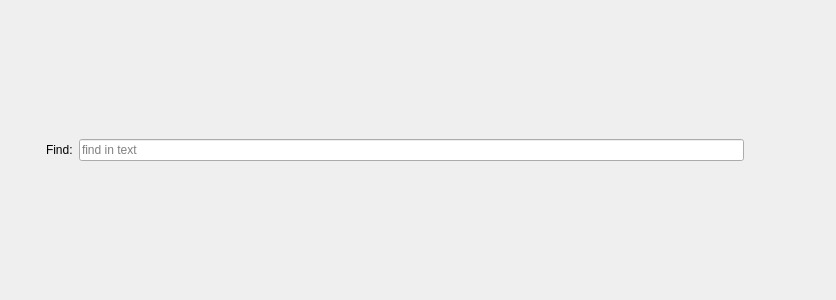
This is qtexteditsearchwidget.ui in pbek/qmarkdowntextedit as Qt 5 draws it before an edit. The edited form follows.
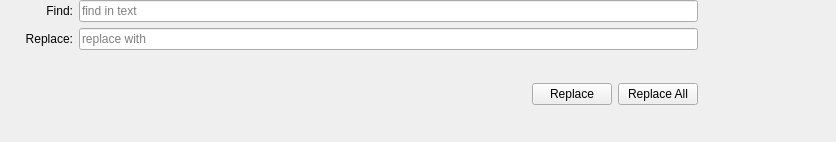
This is the edited form. Icons and pictures are not drawn.

Diff of the .ui file:
```diff
--- a/qtexteditsearchwidget.ui
+++ b/qtexteditsearchwidget.ui
@@ -7,7 +7,7 @@
     <x>0</x>
     <y>0</y>
     <width>836</width>
-    <height>300</height>
+    <height>142</height>
    </rect>
   </property>
   <property name="windowTitle">
@@ -29,11 +29,34 @@
    <property name="bottomMargin">
     <number>0</number>
    </property>
+   <item row="0" column="6">
+    <widget class="QPushButton" name="replaceToggleButton">
+     <property name="toolTip">
+      <string>replace text</string>
+     </property>
+     <property name="text">
+      <string/>
+     </property>
+     <property name="icon">
+      <iconset theme="edit-find-replace" resource="media.qrc">
+       <normaloff>:/media/edit-find-replace.svg</normaloff>:/media/edit-find-replace.svg</iconset>
+     </property>
+     <property name="checkable">
+      <bool>true</bool>
+     </property>
+     <property name="flat">
+      <bool>true</bool>
+     </property>
+    </widget>
+   </item>
    <item row="0" column="1">
     <widget class="QLabel" name="searchLabel">
      <property name="text">
       <string>Find:</string>
      </property>
+     <property name="alignment">
+      <set>Qt::AlignRight|Qt::AlignTrailing|Qt::AlignVCenter</set>
+     </property>
     </widget>
    </item>
    <item row="0" column="0">
@@ -53,14 +76,14 @@
      </property>
     </widget>
    </item>
-   <item row="0" column="2">
+   <item row="0" column="3">
     <widget class="QLineEdit" name="searchLineEdit">
      <property name="placeholderText">
       <string>find in text</string>
      </property>
     </widget>
    </item>
-   <item row="0" column="3">
+   <item row="0" column="4">
     <widget class="QPushButton" name="searchDownButton">
      <property name="toolTip">
       <string>search forward</string>
@@ -77,7 +100,7 @@
      </property>
     </widget>
    </item>
-   <item row="0" column="4">
+   <item row="0" column="5">
     <widget class="QPushButton" name="searchUpButton">
      <property name="toolTip">
       <string>search backward</string>
@@ -94,6 +117,77 @@
      </property>
     </widget>
    </item>
+   <item row="1" column="3">
+    <widget class="QLineEdit" name="replaceLineEdit">
+     <property name="placeholderText">
+      <string>replace with</string>
+     </property>
+    </widget>
+   </item>
+   <item row="1" column="0" colspan="2">
+    <widget class="QLabel" name="replaceLabel">
+     <property name="text">
+      <string>Replace:</string>
+     </property>
+     <property name="alignment">
+      <set>Qt::AlignRight|Qt::AlignTrailing|Qt::AlignVCenter</set>
+     </property>
+    </widget>
+   </item>
+   <item row="2" column="3">
+    <widget class="QFrame" name="buttonFrame">
+     <property name="frameShape">
+      <enum>QFrame::NoFrame</enum>
+     </property>
+     <layout class="QHBoxLayout" name="horizontalLayout">
+      <property name="leftMargin">
+       <number>0</number>
+      </property>
+      <property name="topMargin">
+       <number>0</number>
+      </property>
+      <property name="rightMargin">
+       <number>0</number>
+      </property>
+      <property name="bottomMargin">
+       <number>9</number>
+      </property>
+      <item>
+       <spacer name="horizontalSpacer">
+        <property name="orientation">
+         <enum>Qt::Horizontal</enum>
+        </property>
+        <property name="sizeHint" stdset="0">
+         <size>
+          <width>40</width>
+          <height>20</height>
+         </size>
+        </property>
+       </spacer>
+      </item>
+      <item>
+       <widget class="QPushButton" name="replaceButton">
+        <property name="text">
+         <string>Replace</string>
+        </property>
+        <property name="flat">
+         <bool>false</bool>
+        </property>
+       </widget>
+      </item>
+      <item>
+       <widget class="QPushButton" name="replaceAllButton">
+        <property name="text">
+         <string>Replace All</string>
+        </property>
+        <property name="flat">
+         <bool>false</bool>
+        </property>
+       </widget>
+      </item>
+     </layout>
+    </widget>
+   </item>
   </layout>
  </widget>
  <resources>
```
Left out of the diff: 10 changed lines with no effect on the pictures.
